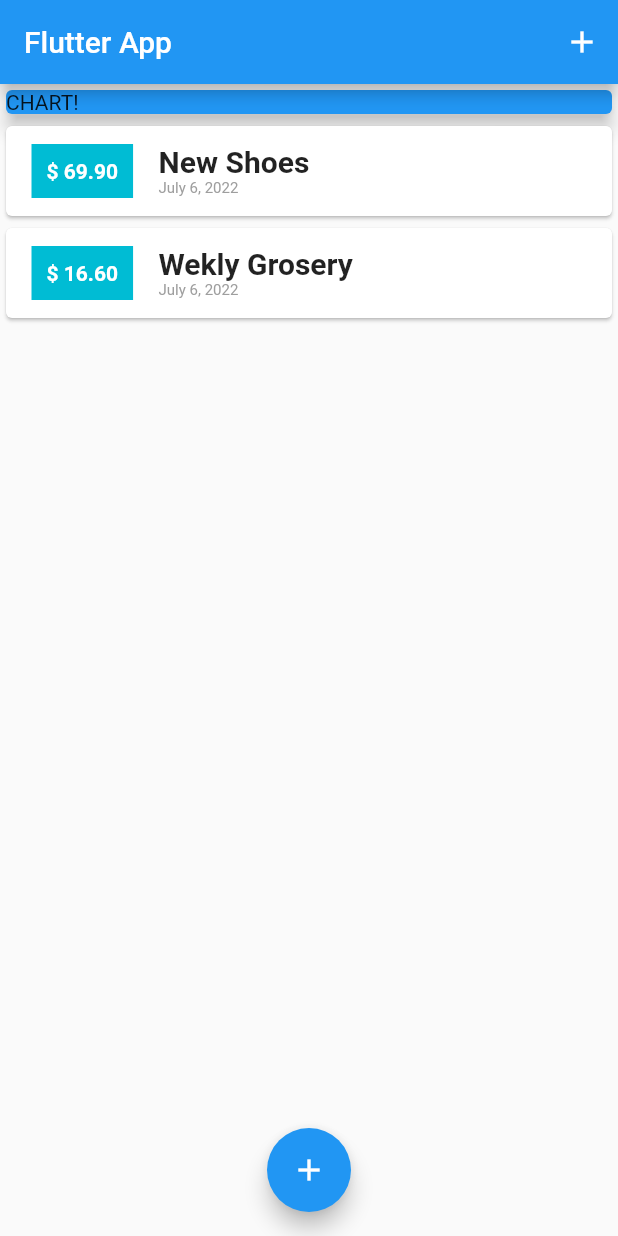
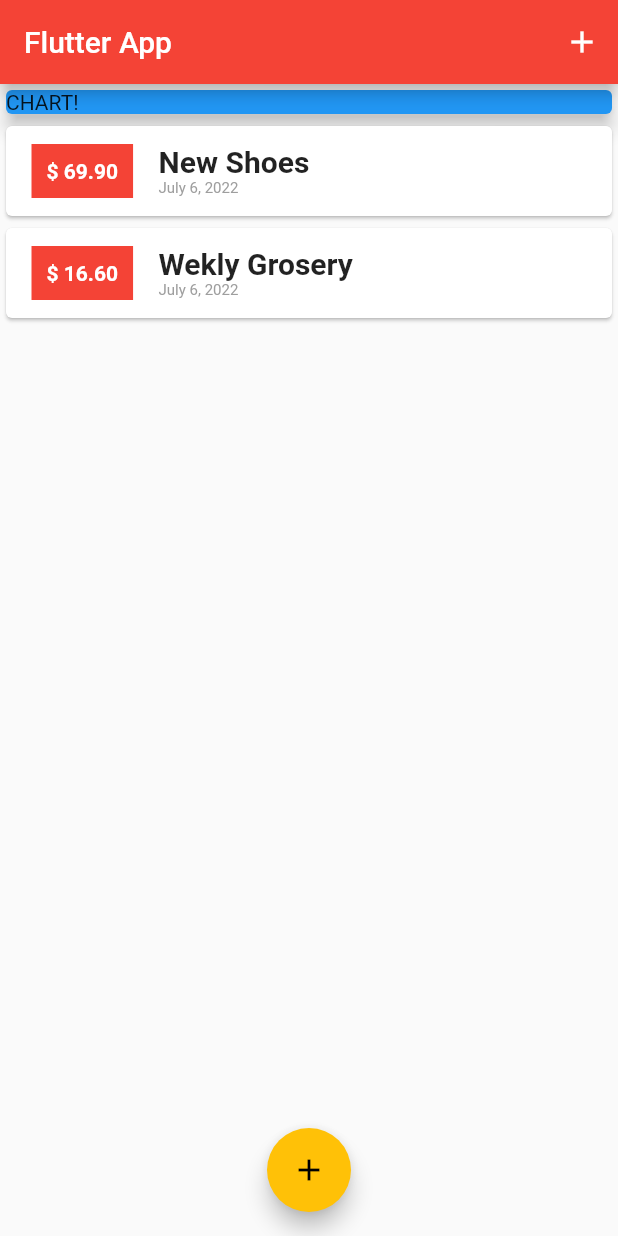
Before and after one commit to magerngulik/personal-expensess-app-udemy, a Flutter app: the screen it shows after launch, on a phone screen of 412 x 824 dp. Run offline on Flutter 3.47's test engine with Material 2 defaults, Android fonts, the phone set to English and light mode, and no system bars.

Commit message:
96 configuring and using theme

```diff
--- a/lib/main.dart
+++ b/lib/main.dart
@@ -5,6 +5,7 @@ import 'models/transaction.dart';
 import 'package:intl/intl.dart';
 
 void main() => runApp(MaterialApp(
+      theme: ThemeData(primarySwatch: Colors.red, accentColor: Colors.amber),
       home: MyHomePage(),
       debugShowCheckedModeBanner: false,
     ));
--- a/lib/wigets/transaction_list.dart
+++ b/lib/wigets/transaction_list.dart
@@ -19,7 +19,7 @@ class TranscationList extends StatelessWidget {
                   padding: EdgeInsets.all(10),
                   margin: EdgeInsets.symmetric(vertical: 10, horizontal: 15),
                   decoration: BoxDecoration(
-                      color: Colors.cyan,
+                      color: Theme.of(context).primaryColor,
                       border: Border.all(color: Colors.white, width: 2)),
                   child: Text(
                     '\$ ${transaction[index].amount.toStringAsFixed(2)}',
```
